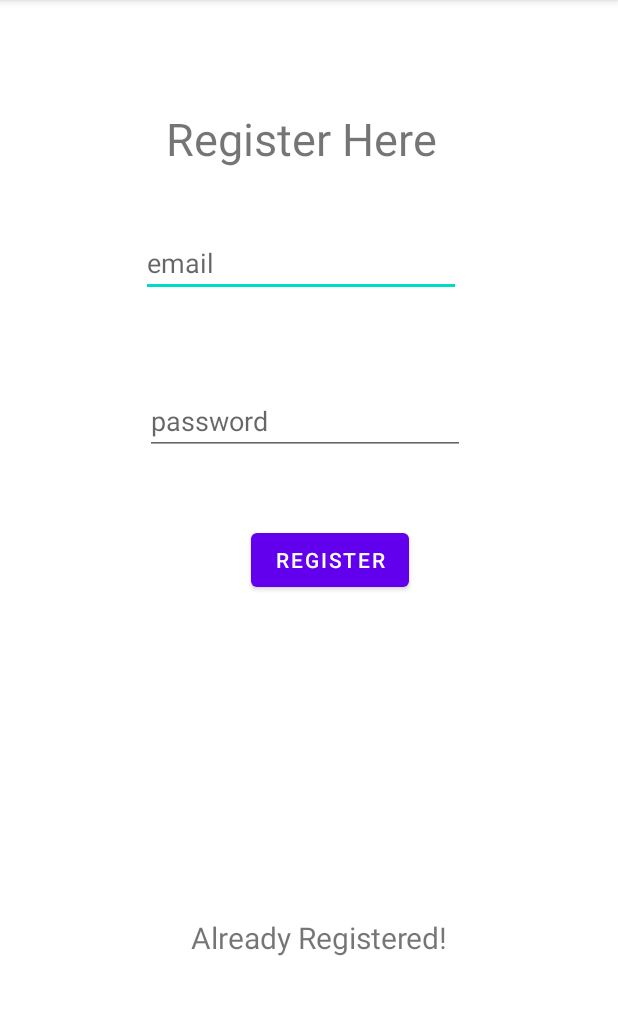
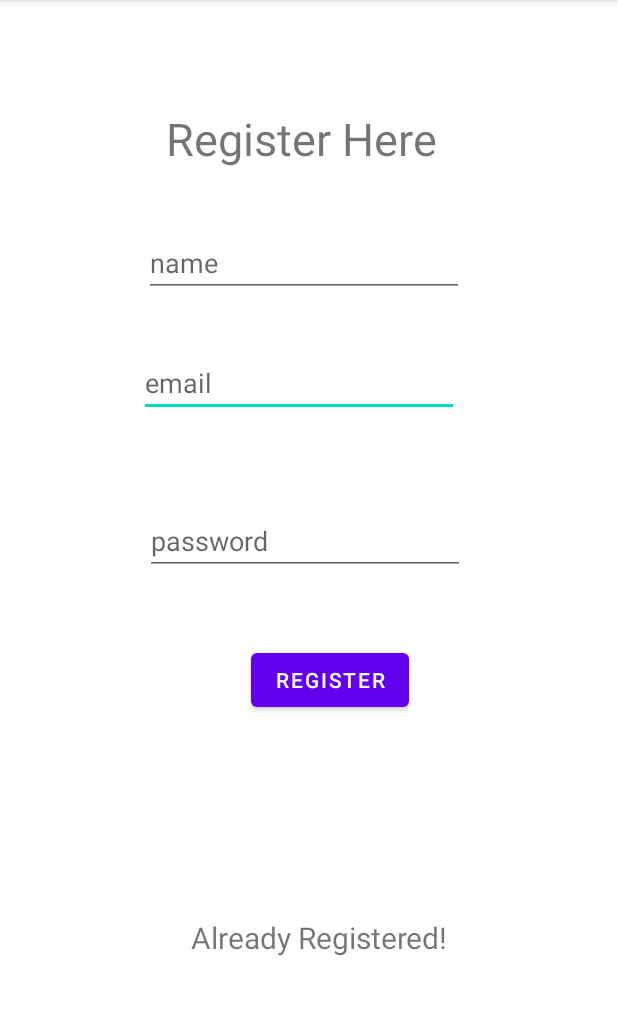
Before and after one commit to elvis902/EasyExchange, an Android app: the screen it shows after launch (ActivityRegister), on a phone screen of 412 x 824 dp, the part 84-1099 px from its top. Run offline under Robolectric (Android 15) with nearby library versions, the phone set to English and light mode, and no system bars; our stand-ins replace Firebase (no records; nobody signed in at launch, a user with empty details on screens opened directly).

Commit message:
Second Commit(User sign in and info send to database)

```diff
--- a/app/src/main/java/com/example/easyexchangetest/ActivityLogin.java
+++ b/app/src/main/java/com/example/easyexchangetest/ActivityLogin.java
@@ -19,7 +19,7 @@ import com.google.firebase.auth.FirebaseAuth;
 public class ActivityLogin extends AppCompatActivity {
 
     //All required variables
-    EditText  mName, mEmail, mPassword;
+    EditText  mEmail, mPassword;
     Button mRegister;
     ProgressBar bar;
     FirebaseAuth mAuth;
--- a/app/src/main/java/com/example/easyexchangetest/ActivityRegister.java
+++ b/app/src/main/java/com/example/easyexchangetest/ActivityRegister.java
@@ -15,14 +15,17 @@ import com.google.android.gms.tasks.OnCompleteListener;
 import com.google.android.gms.tasks.Task;
 import com.google.firebase.auth.AuthResult;
 import com.google.firebase.auth.FirebaseAuth;
+import com.google.firebase.database.DatabaseReference;
+import com.google.firebase.database.FirebaseDatabase;
 
 public class ActivityRegister extends AppCompatActivity {
 
     //All required variables
     EditText  mEmail, mPassword;
-    Button mRegister;
     ProgressBar bar;
-    FirebaseAuth mAuth;
+    private FirebaseAuth mAuth;
+    EditText mName;
+
     @Override
     protected void onCreate(Bundle savedInstanceState) {
         super.onCreate(savedInstanceState);
@@ -32,6 +35,7 @@ public class ActivityRegister extends AppCompatActivity {
         mEmail = (EditText)findViewById(R.id.remail_et);
         mPassword = (EditText)findViewById(R.id.rpass_et);
         bar = (ProgressBar)findViewById(R.id.progressBar);
+        mName = (EditText)findViewById(R.id.rname_et);
 
 
     }
@@ -47,6 +51,7 @@ public class ActivityRegister extends AppCompatActivity {
         bar.setVisibility(View.VISIBLE);
         String email = mEmail.getText().toString();
         String password = mPassword.getText().toString();
+        String name = mName.getText().toString();
 
                 mAuth.createUserWithEmailAndPassword(email, password)
                         .addOnCompleteListener(ActivityRegister.this, new OnCompleteListener<AuthResult>() {
@@ -58,6 +63,8 @@ public class ActivityRegister extends AppCompatActivity {
                                     bar.setVisibility(View.INVISIBLE);
                                     mEmail.setText("");
                                     mPassword.setText("");
+                                    mName.setText("");
+                                    addToDatabase(name, email);
                                     Toast.makeText(getApplicationContext(), "Registered Successfully", Toast.LENGTH_SHORT).show();
                                     startActivity(new Intent(ActivityRegister.this,ActivityLogin.class));
 
@@ -75,5 +82,13 @@ public class ActivityRegister extends AppCompatActivity {
                         });
     }
 
+    private void addToDatabase(String name, String email) {
+        FirebaseDatabase database = FirebaseDatabase.getInstance();
+        DatabaseReference ref = database.getReference().child("Users");
+        Users user = new Users(name, email);
+        ref.child("1").setValue(user);
+
+    }
+
 
 }
--- a/app/src/main/res/layout/activity_register.xml
+++ b/app/src/main/res/layout/activity_register.xml
@@ -20,18 +20,18 @@
         app:layout_constraintTop_toTopOf="parent" />
 
 
-
     <EditText
         android:id="@+id/remail_et"
         android:layout_width="wrap_content"
         android:layout_height="wrap_content"
         android:layout_marginStart="95dp"
-        android:layout_marginTop="40dp"
+        android:layout_marginTop="120dp"
         android:layout_marginEnd="106dp"
         android:ems="10"
         android:hint="email"
         android:inputType="textEmailAddress"
         app:layout_constraintEnd_toEndOf="parent"
+        app:layout_constraintHorizontal_bias="1.0"
         app:layout_constraintStart_toStartOf="parent"
         app:layout_constraintTop_toBottomOf="@+id/register_tv" />
 
@@ -91,4 +91,18 @@
         app:layout_constraintBottom_toBottomOf="parent"
         app:layout_constraintEnd_toEndOf="parent"
         app:layout_constraintStart_toStartOf="parent" />
+
+    <EditText
+        android:id="@+id/rname_et"
+        android:layout_width="wrap_content"
+        android:layout_height="wrap_content"
+        android:layout_marginStart="97dp"
+        android:layout_marginTop="40dp"
+        android:layout_marginEnd="104dp"
+        android:ems="10"
+        android:hint="name"
+        android:inputType="textPersonName"
+        app:layout_constraintEnd_toEndOf="parent"
+        app:layout_constraintStart_toStartOf="parent"
+        app:layout_constraintTop_toBottomOf="@+id/register_tv" />
 </androidx.constraintlayout.widget.ConstraintLayout>
```
Also changed, not shown: app/src/main/java/com/example/easyexchangetest/Users.java (added, +28 -0 lines).
